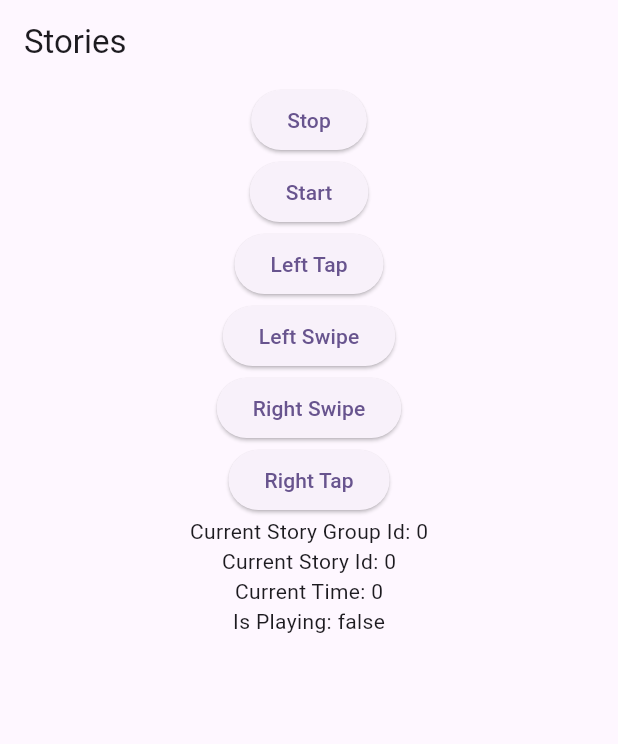
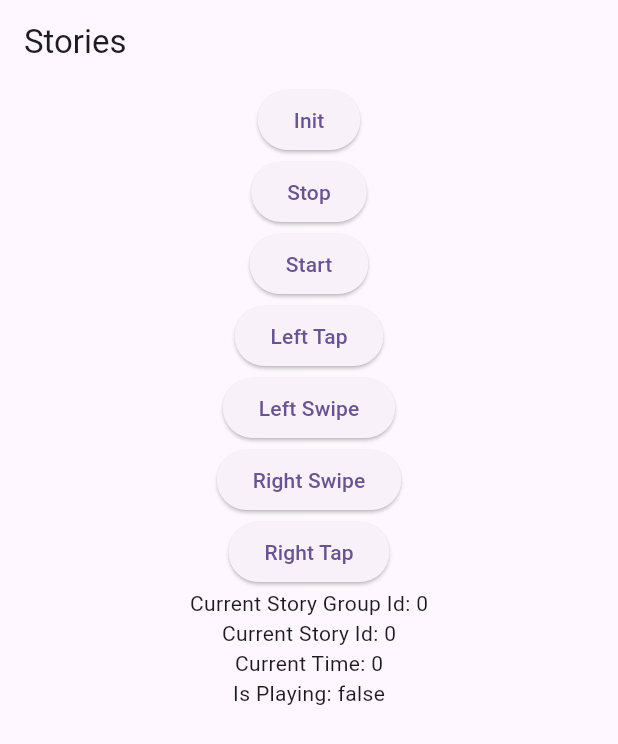
Before and after one commit to muratangin187/instagram-stories, a Flutter app: the screen it shows after launch, after a tap on "Stop", on a phone screen of 412 x 824 dp. Shown: the top 744 px of the screen. Run offline on Flutter 3.47's test engine with Material 2 defaults, Android fonts, the phone set to English and light mode, and no system bars; our stand-ins replace get.

Commit message:
timing function added

```diff
--- a/lib/main.dart
+++ b/lib/main.dart
@@ -1,3 +1,5 @@
+import 'dart:async';
+
 import 'package:flutter/material.dart';
 import 'package:get/get.dart';
 
@@ -24,6 +26,8 @@ class StoryPlayer extends StatelessWidget {
         body: Center(
             child: Column(
           children: [
+            ElevatedButton(
+                child: const Text("Init"), onPressed: () => c.init()),
             ElevatedButton(
                 child: const Text("Stop"), onPressed: () => c.stop()),
             ElevatedButton(
@@ -63,6 +67,9 @@ class StoryPlayer extends StatelessWidget {
 }
 
 class Controller extends GetxController {
+  final stopwatch = Stopwatch();
+  Timer? timer;
+
   var stories = [
     [
       Story(
@@ -96,12 +103,31 @@ class Controller extends GetxController {
 
   var visitedStoriesIds = <int>[0, 0, 0].obs;
 
+  init() {
+    if (timer != null) {
+      return;
+    }
+    timer = Timer.periodic(const Duration(milliseconds: 100), (timer) {
+      currentState["currentTime"] = stopwatch.elapsedMilliseconds;
+      // if current story duration exceeds change story
+      if ((currentState["currentTime"] as int) >=
+          stories[currentState["currentStoryGroupId"]! as int]
+                  [currentState["currentStoryId"]! as int]
+              .duration) {
+        rightTap();
+        stopwatch.reset();
+      }
+    });
+  }
+
   stop() {
     currentState["isPlaying"] = false;
+    stopwatch.stop();
   }
 
   start() {
     currentState["isPlaying"] = true;
+    stopwatch.start();
   }
 
   leftTap() {
@@ -120,6 +146,7 @@ class Controller extends GetxController {
     }
     visitedStoriesIds[currentState["currentStoryGroupId"]! as int] =
         currentState["currentStoryId"]! as int;
+    stopwatch.reset();
   }
 
   rightTap() {
@@ -138,6 +165,7 @@ class Controller extends GetxController {
     }
     visitedStoriesIds[currentState["currentStoryGroupId"]! as int] =
         currentState["currentStoryId"]! as int;
+    stopwatch.reset();
   }
 
   leftSwipe() {
@@ -149,6 +177,7 @@ class Controller extends GetxController {
       currentState["currentStoryId"] =
           visitedStoriesIds[currentState["currentStoryGroupId"]! as int];
     }
+    stopwatch.reset();
   }
 
   rightSwipe() {
@@ -160,6 +189,7 @@ class Controller extends GetxController {
       currentState["currentStoryId"] =
           visitedStoriesIds[currentState["currentStoryGroupId"]! as int];
     }
+    stopwatch.reset();
   }
 }
 
```
